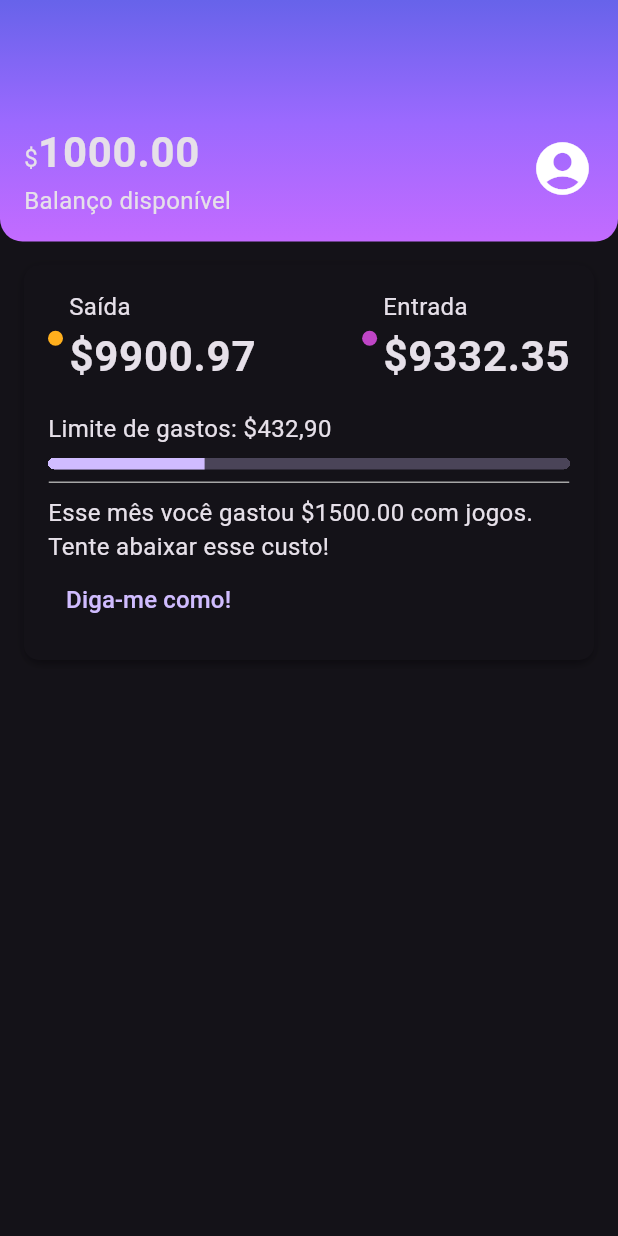
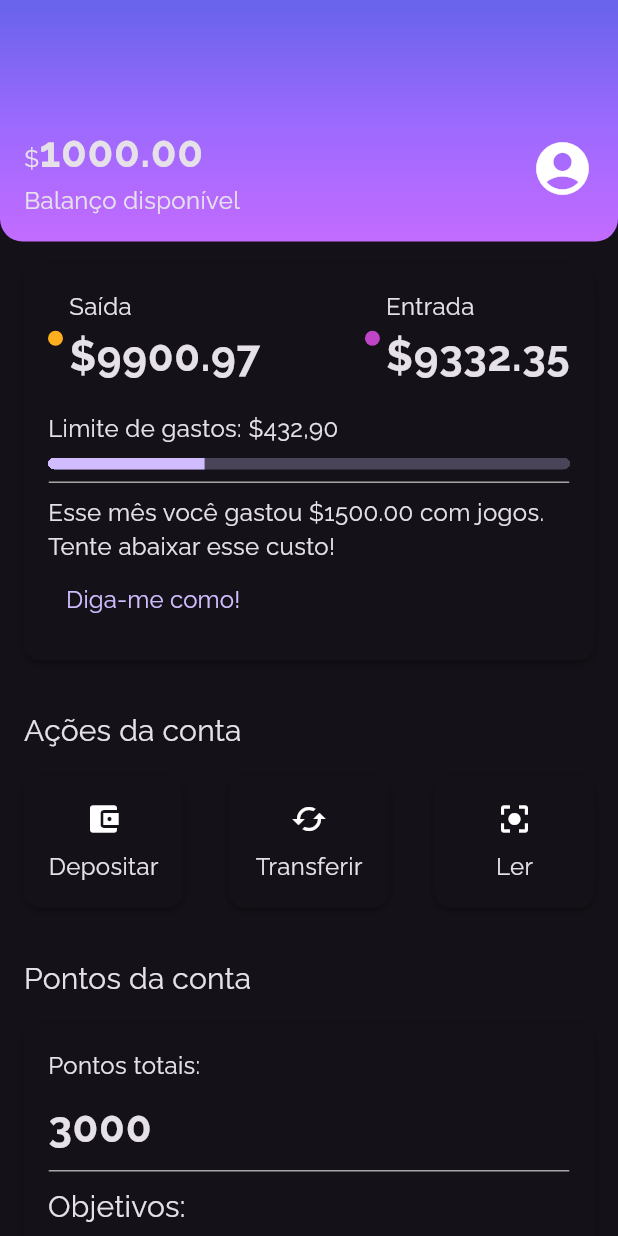
Before and after one commit to aleAcardoso/alubank, a Flutter app: the screen it shows after launch, on a phone screen of 412 x 824 dp. Run offline on Flutter 3.47's test engine with Material 3 defaults, Android fonts, the phone set to English and light mode, and no system bars.

Commit message:
Estilizações finais: ações e tipografia

```diff
--- a/lib/components/box_card.dart
+++ b/lib/components/box_card.dart
@@ -6,7 +6,7 @@ class BoxCard extends StatelessWidget {
 
   @override
   Widget build(BuildContext context) {
-    return Container(
+    return Ink(
       padding: const EdgeInsets.all(16.0),
       decoration: BoxDecoration(
         boxShadow: kElevationToShadow[3],
--- /dev/null
+++ b/lib/components/sections/account_actions.dart
@@ -0,0 +1,90 @@
+import 'package:alubank/components/box_card.dart';
+import 'package:flutter/material.dart';
+
+class AccountActions extends StatelessWidget {
+  const AccountActions({super.key});
+
+  @override
+  Widget build(BuildContext context) {
+    return Padding(
+      padding: const EdgeInsets.all(16.0),
+      child: Column(
+        crossAxisAlignment: CrossAxisAlignment.start,
+        children: [
+          Padding(
+            padding: const EdgeInsets.only(bottom: 16.0),
+            child: Text(
+              'Ações da conta',
+              style: Theme.of(context).textTheme.titleMedium,
+            ),
+          ),
+          Row(
+            mainAxisAlignment: MainAxisAlignment.spaceBetween,
+            children: [
+              InkWell(
+                onTap: (){
+
+                },
+                child: BoxCard(
+                  boxContent: _AccountActionsContent(
+                    icon: Icon(Icons.account_balance_wallet),
+                    text: "Depositar",
+                  ),
+                ),
+              ),
+              InkWell(
+                onTap: (){
+
+                },
+                child: BoxCard(
+                  boxContent: _AccountActionsContent(
+                    icon: Icon(Icons.cached),
+                    text: "Transferir",
+                  ),
+                ),
+              ),
+              InkWell(
+                onTap: (){
+
+                },
+                child: BoxCard(
+                  boxContent: _AccountActionsContent(
+                    icon: Icon(Icons.center_focus_strong),
+                    text: "Ler",
+                  ),
+                ),
+              ),
+            ],
+          )
+        ],
+      ),
+    );
+  }
+}
+
+class _AccountActionsContent extends StatelessWidget {
+  final Icon icon;
+  final String text;
+
+  const _AccountActionsContent({
+    super.key,
+    required this.icon,
+    required this.text,
+  });
+
+  @override
+  Widget build(BuildContext context) {
+    return SizedBox(
+      width: 74,
+      child: Column(
+        children: [
+          Padding(
+            padding: const EdgeInsets.only(bottom: 8.0),
+            child: icon,
+          ),
+          Text(text),
+        ],
+      ),
+    );
+  }
+}
--- /dev/null
+++ b/lib/components/sections/account_points.dart
@@ -0,0 +1,75 @@
+import 'package:alubank/components/box_card.dart';
+import 'package:alubank/components/color_dot.dart';
+import 'package:alubank/components/content_division.dart';
+import 'package:alubank/themes/theme_colors.dart';
+import 'package:flutter/material.dart';
+
+class AccountPoints extends StatelessWidget {
+  const AccountPoints({super.key});
+
+  @override
+  Widget build(BuildContext context) {
+    return Padding(
+      padding: const EdgeInsets.all(16.0),
+      child: Column(
+        crossAxisAlignment: CrossAxisAlignment.start,
+        children: [
+          Padding(
+            padding: const EdgeInsets.only(bottom: 16.0),
+            child: Text(
+              'Pontos da conta',
+              style: Theme.of(context).textTheme.titleMedium,
+            ),
+          ),
+          const BoxCard(boxContent: _AccountPointsContent()),
+        ],
+      ),
+    );
+  }
+}
+
+class _AccountPointsContent extends StatelessWidget {
+  const _AccountPointsContent({super.key});
+
+  @override
+  Widget build(BuildContext context) {
+    return Column(
+      crossAxisAlignment: CrossAxisAlignment.start,
+      children: [
+        const Padding(
+          padding: EdgeInsets.only(bottom: 8.0),
+          child: Text('Pontos totais:'),
+        ),
+        Text(
+          '3000',
+          style: Theme.of(context).textTheme.bodyLarge,
+        ),
+        const Padding(
+          padding: EdgeInsets.only(top: 8.0, bottom: 8.0),
+          child: ContentDivision(),
+        ),
+        Text('Objetivos:', style: Theme.of(context).textTheme.titleMedium),
+        Row(
+          mainAxisAlignment: MainAxisAlignment.start,
+          children: [
+            Padding(
+              padding: const EdgeInsets.only(right: 4.0),
+              child: ColorDot(color: ThemeColors.accountPoints['delivery']),
+            ),
+            const Text('Entrega grátis: 15000pts'),
+          ],
+        ),
+        Row(
+          mainAxisAlignment: MainAxisAlignment.start,
+          children: [
+            Padding(
+              padding: const EdgeInsets.only(right: 4.0),
+              child: ColorDot(color: ThemeColors.accountPoints['streaming']),
+            ),
+            const Text('1 mês de streaming: 30000pts'),
+          ],
+        )
+      ],
+    );
+  }
+}
--- a/lib/screens/home.dart
+++ b/lib/screens/home.dart
@@ -1,17 +1,28 @@
+import 'package:alubank/components/sections/account_actions.dart';
+import 'package:alubank/components/sections/account_points.dart';
 import 'package:alubank/components/sections/header.dart';
 import 'package:alubank/components/sections/recent_activity.dart';
+import 'package:alubank/themes/theme_colors.dart';
 import 'package:flutter/material.dart';
+import 'package:flutter/services.dart';
 
 class Home extends StatelessWidget {
   const Home({super.key});
 
   @override
   Widget build(BuildContext context) {
-    return const Scaffold(
-      body: Column(
-        children: [
+    SystemChrome.setSystemUIOverlayStyle(
+      SystemUiOverlayStyle(
+        statusBarColor: ThemeColors.headerGradient[0]
+      ),
+    );
+    return Scaffold(
+      body: ListView(
+        children: const [
           Header(),
-          RecentActivity()
+          RecentActivity(),
+          AccountActions(),
+          AccountPoints()
         ],
       ),
     );
--- a/lib/themes/my_theme.dart
+++ b/lib/themes/my_theme.dart
@@ -5,6 +5,7 @@ ThemeData MyTheme = ThemeData(
   primarySwatch: ThemeColors.primaryColor,
   primaryColor: ThemeColors.primaryColor,
   brightness: Brightness.dark,
+  fontFamily: 'Raleway',
   textTheme: const  TextTheme(
     bodyMedium: TextStyle(
       fontSize: 16,
@@ -12,6 +13,10 @@ ThemeData MyTheme = ThemeData(
     bodyLarge: TextStyle (
       fontSize: 28,
       fontWeight: FontWeight.bold
+    ),
+    titleMedium: TextStyle(
+      fontSize: 20,
+      fontWeight: FontWeight.normal
     )
   ),
 );
--- a/lib/themes/theme_colors.dart
+++ b/lib/themes/theme_colors.dart
@@ -11,5 +11,9 @@ class ThemeColors {
     'spent': Color.fromRGBO(255, 175, 29, 1.0),
     'income': Color.fromRGBO(191, 69, 198, 1.0)
   };
+  static const accountPoints = {
+    'delivery': Color.fromRGBO(250, 0, 112, 1.0),
+    'streaming': Color.fromRGBO(75, 89, 191, 1.0)
+  };
   static const division = Color.fromRGBO(166, 166, 166, 1.0);
 }
--- a/pubspec.yaml
+++ b/pubspec.yaml
@@ -58,6 +58,12 @@ flutter:
   # the material Icons class.
   uses-material-design: true
 
+  fonts:
+    - family: Raleway
+      fonts:
+        - asset: fonts/Raleway-Regular.ttf
+        - asset: fonts/Raleway-Bold.ttf
+          weight: 700
   # To add assets to your application, add an assets section, like this:
   # assets:
   #   - images/a_dot_burr.jpeg
```
Also changed, not shown: fonts/Raleway-Bold.ttf (added), fonts/Raleway-Regular.ttf (added).
